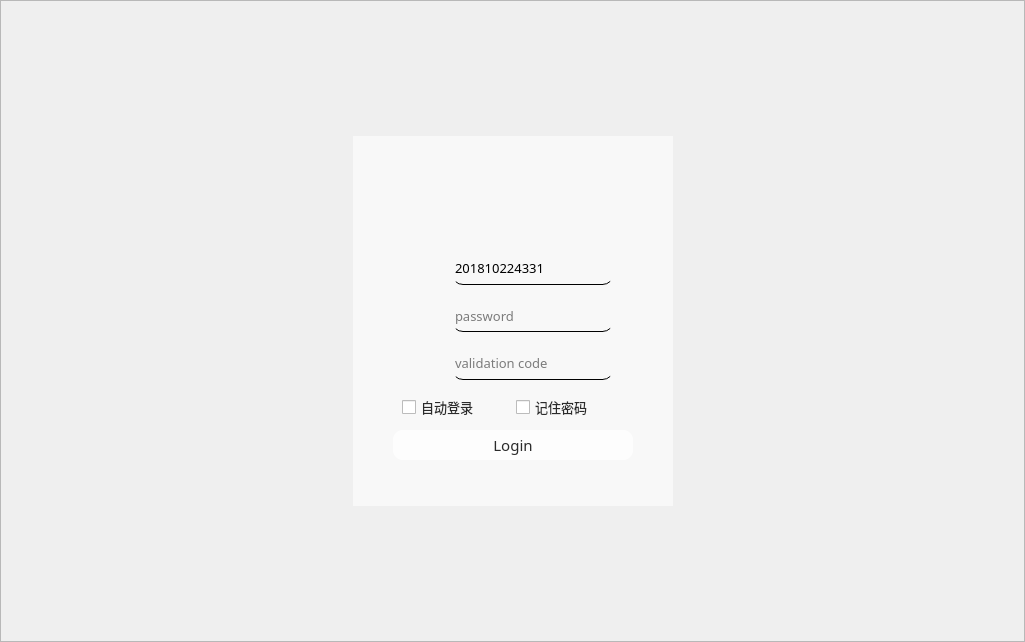
First picture: the form in Qt-Zhku-Client/ZhkuLoginWidget.ui, repository yujiecong/Qt-Zhku-Client, before the edit.
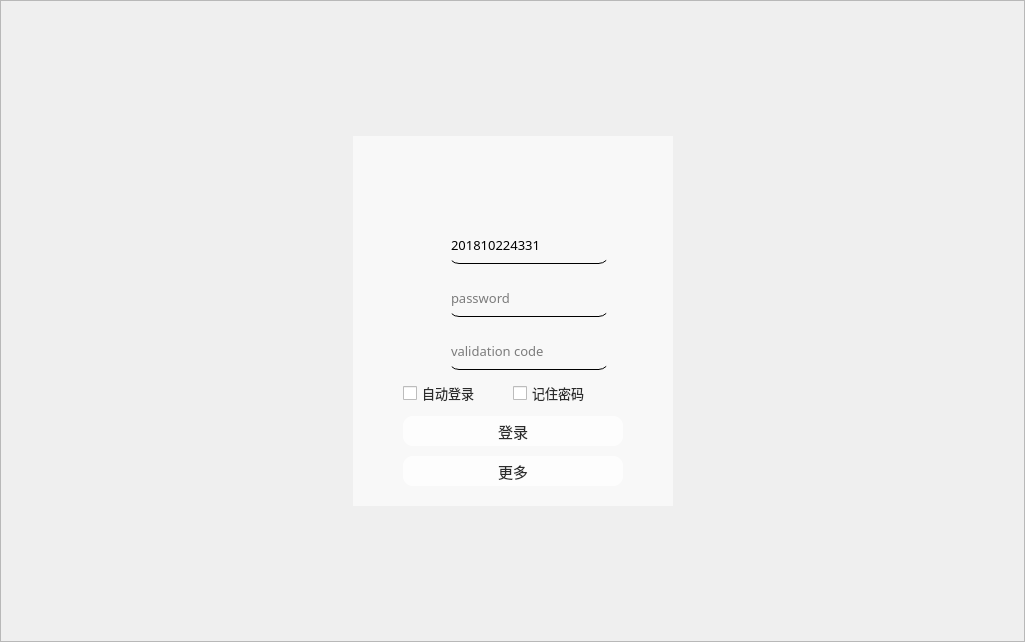
Second picture: the form after the edit. Icons and pictures are not drawn. Custom widgets are drawn as their Qt base class.

Diff of the .ui file:
```diff
--- a/Qt-Zhku-Client/ZhkuLoginWidget.ui
+++ b/Qt-Zhku-Client/ZhkuLoginWidget.ui
@@ -116,35 +116,22 @@
 
 </string>
             </property>
-            <layout class="QVBoxLayout" name="verticalLayout_3" stretch="1,1,1,3,1,1,1">
+            <layout class="QVBoxLayout" name="verticalLayout_3">
              <property name="spacing">
-              <number>0</number>
+              <number>10</number>
              </property>
              <property name="leftMargin">
-              <number>40</number>
+              <number>50</number>
              </property>
              <property name="topMargin">
-              <number>0</number>
+              <number>20</number>
              </property>
              <property name="rightMargin">
-              <number>40</number>
+              <number>50</number>
              </property>
              <property name="bottomMargin">
-              <number>0</number>
+              <number>20</number>
              </property>
-             <item>
-              <spacer name="verticalSpacer_3">
-               <property name="orientation">
-                <enum>Qt::Vertical</enum>
-               </property>
-               <property name="sizeHint" stdset="0">
-                <size>
-                 <width>20</width>
-                 <height>40</height>
-                </size>
-               </property>
-              </spacer>
-             </item>
              <item>
               <layout class="QHBoxLayout" name="horizontalLayout_8" stretch="0,2,0">
                <property name="spacing">
@@ -223,10 +210,10 @@
                 <number>15</number>
                </property>
                <property name="topMargin">
-                <number>5</number>
+                <number>0</number>
                </property>
                <property name="bottomMargin">
-                <number>5</number>
+                <number>0</number>
                </property>
                <item>
                 <layout class="QHBoxLayout" name="horizontalLayout_5">
@@ -455,6 +442,21 @@
              <item>
               <widget class="QWidget" name="widget_2" native="true">
                <layout class="QHBoxLayout" name="horizontalLayout_10">
+                <property name="spacing">
+                 <number>0</number>
+                </property>
+                <property name="leftMargin">
+                 <number>0</number>
+                </property>
+                <property name="topMargin">
+                 <number>0</number>
+                </property>
+                <property name="rightMargin">
+                 <number>0</number>
+                </property>
+                <property name="bottomMargin">
+                 <number>0</number>
+                </property>
                 <item>
                  <widget class="QCheckBox" name="checkBox">
                   <property name="font">
@@ -505,30 +507,62 @@
                 </font>
                </property>
                <property name="styleSheet">
-                <string notr="true">color: rgb(43, 43, 43);
+                <string notr="true">QPushButton {
+
+color: rgb(43, 43, 43);
 border-radius: 10px;
-background-color: rgba(255, 255, 255, 200);</string>
+background-color: rgba(255, 255, 255, 200);
+}
+
+QPushButton:pressed {
+    background-color: qlineargradient(x1: 0, y1: 0, x2: 0, y2: 1,
+                                      stop: 0 #dadbde, stop: 1 #f6f7fa);
+}
+</string>
                </property>
                <property name="text">
-                <string>Login</string>
+                <string>登录</string>
                </property>
                <property name="flat">
-                <bool>false</bool>
+                <bool>true</bool>
                </property>
               </widget>
              </item>
              <item>
-              <spacer name="verticalSpacer_5">
-               <property name="orientation">
-                <enum>Qt::Vertical</enum>
-               </property>
-               <property name="sizeHint" stdset="0">
+              <widget class="QPushButton" name="loginButton_2">
+               <property name="minimumSize">
                 <size>
-                 <width>20</width>
-                 <height>40</height>
+                 <width>0</width>
+                 <height>30</height>
                 </size>
                </property>
-              </spacer>
+               <property name="font">
+                <font>
+                 <family>微软雅黑</family>
+                 <pointsize>11</pointsize>
+                </font>
+               </property>
+               <property name="styleSheet">
+                <string notr="true">QPushButton {
+
+color: rgb(43, 43, 43);
+border-radius: 10px;
+background-color: rgba(255, 255, 255, 200);
+}
+
+QPushButton:pressed {
+    background-color: qlineargradient(x1: 0, y1: 0, x2: 0, y2: 1,
+                                      stop: 0 #dadbde, stop: 1 #f6f7fa);
+}
+</string>
+               </property>
+               <property name="text">
+                <string>更多</string>
+               </property>
+               <property name="flat">
+                <bool>true</bool>
+               </property>
+              </widget>
              </item>
             </layout>
            </widget>
```
